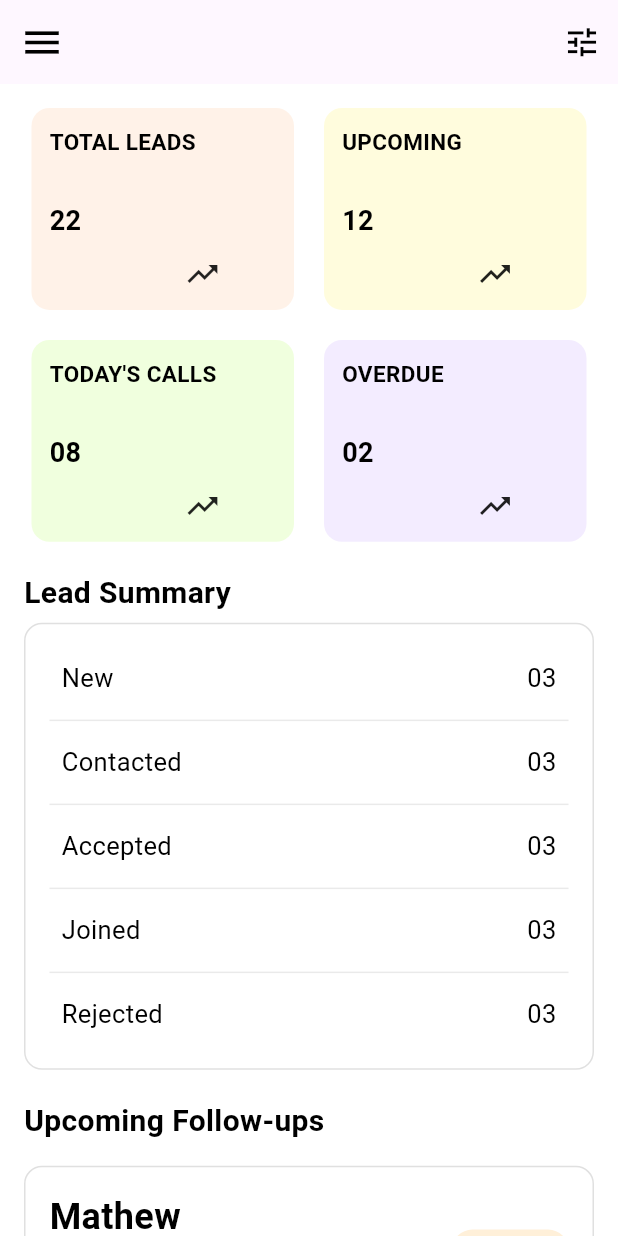
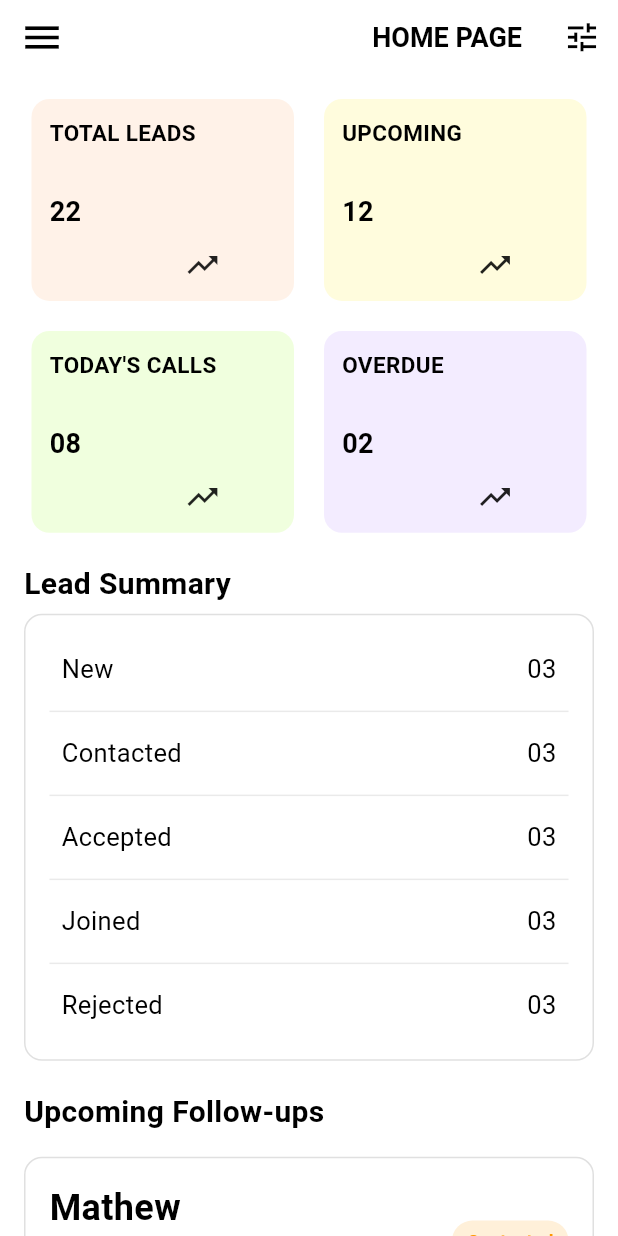
Before and after one commit to gohack72-ship-it/Dialo-Call-Center-CRM, a Flutter app: the Dashboard screen opened directly, on a phone screen of 412 x 824 dp. Run offline on Flutter 3.47's test engine with Material 3 defaults, Android fonts, the phone set to English and light mode, and no system bars; our stand-ins replace lottie.

Commit message:
shibin - pulling details

```diff
--- a/lib/constants/app_colors.dart
+++ b/lib/constants/app_colors.dart
@@ -11,5 +11,4 @@ class AppColors{
  static const Color redColor=Color(0xffFF4D4D);
  static const Color whitetext=Color(0xffFFFFFF);
 
-
 }
--- a/lib/main.dart
+++ b/lib/main.dart
@@ -2,9 +2,14 @@
 
 
 
+import 'package:dialo/views/Name_page.dart';
+import 'package:dialo/views/addlead.dart';
 import 'package:dialo/views/bottomnavigationbar.dart';
 import 'package:dialo/splashScreen.dart';
+import 'package:dialo/views/dashboard.dart';
+import 'package:dialo/views/leads_screen.dart';
 import 'package:dialo/views/reportpage.dart';
+import 'package:dialo/views/reportsum.dart';
 import 'package:flutter/material.dart';
 
 
@@ -27,7 +32,7 @@ class MyApp extends StatelessWidget {
         primarySwatch: Colors.blue,
         scaffoldBackgroundColor: const Color(0xFFF5F5F5),
       ),
-      home: Reportpage(),
+      home: Splashscreen(),
     );
   }
 }
--- a/lib/views/addlead.dart
+++ b/lib/views/addlead.dart
@@ -59,8 +59,8 @@ class _NewLeadPageState extends State<NewLeadPage> {
                       ),
 
                       const SizedBox(height: 20),
-                      _label('Full Name'),
-                      _input('Enter Name'),
+                      _label('Full Name',),
+                      _input('Enter Name',),
                       _label("Place"),
                       _input("Enter Place"),
                       _label("Phone"),
--- a/lib/views/dashboard.dart
+++ b/lib/views/dashboard.dart
@@ -18,6 +18,8 @@ class _DbState extends State<Dashboard> {
     return Scaffold(
       backgroundColor: Color(0xffFFFFFF),
       appBar: AppBar(
+        toolbarHeight:50 ,
+        backgroundColor:Color(0xffFFFFFF) ,
         leading: Builder(
           builder: (context) => IconButton(
             icon: const Icon(Icons.menu, color: Colors.black, size: 30),
@@ -27,17 +29,17 @@ class _DbState extends State<Dashboard> {
           ),
         ),
 
-        // title: Align(
-        //   alignment: Alignment.centerRight,
-        //   child: const Text(
-        //     "HOME PAGE",
-        //     style: TextStyle(
-        //       color: Colors.black,
-        //       fontWeight: FontWeight.w700,
-        //       fontSize: 22,
-        //     ),
-        //   ),
-        // ),
+        title: Align(
+          alignment: Alignment.centerRight,
+          child: const Text(
+            "HOME PAGE",
+            style: TextStyle(
+              color: Colors.black,
+              fontWeight: FontWeight.bold,
+              fontSize: 18,
+            ),
+          ),
+        ),
         actions: [
           PopupMenuButton<String>(
             icon: const Icon(Icons.tune, color: Colors.black, size: 25),
```
Also changed, not shown: lib/splashScreen.dart (+27 -33 lines), lib/views/home.page.dart (deleted), lib/views/leads_screen.dart (indentation only), lib/views/splash screen.dart (deleted), pubspec.lock.
